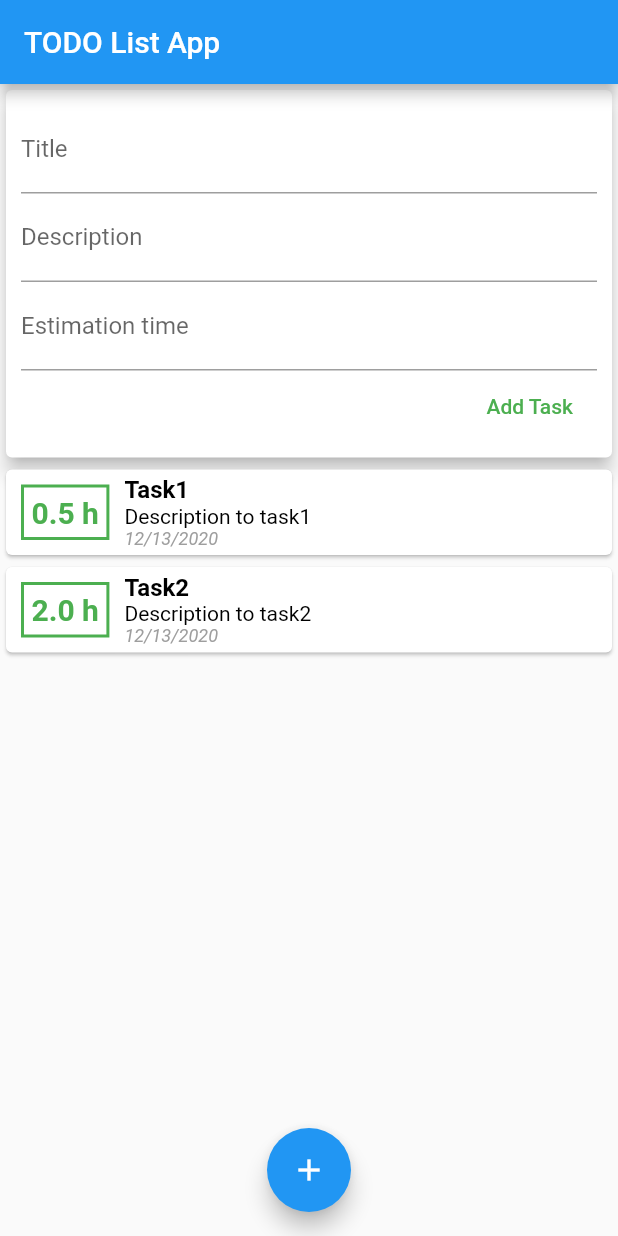
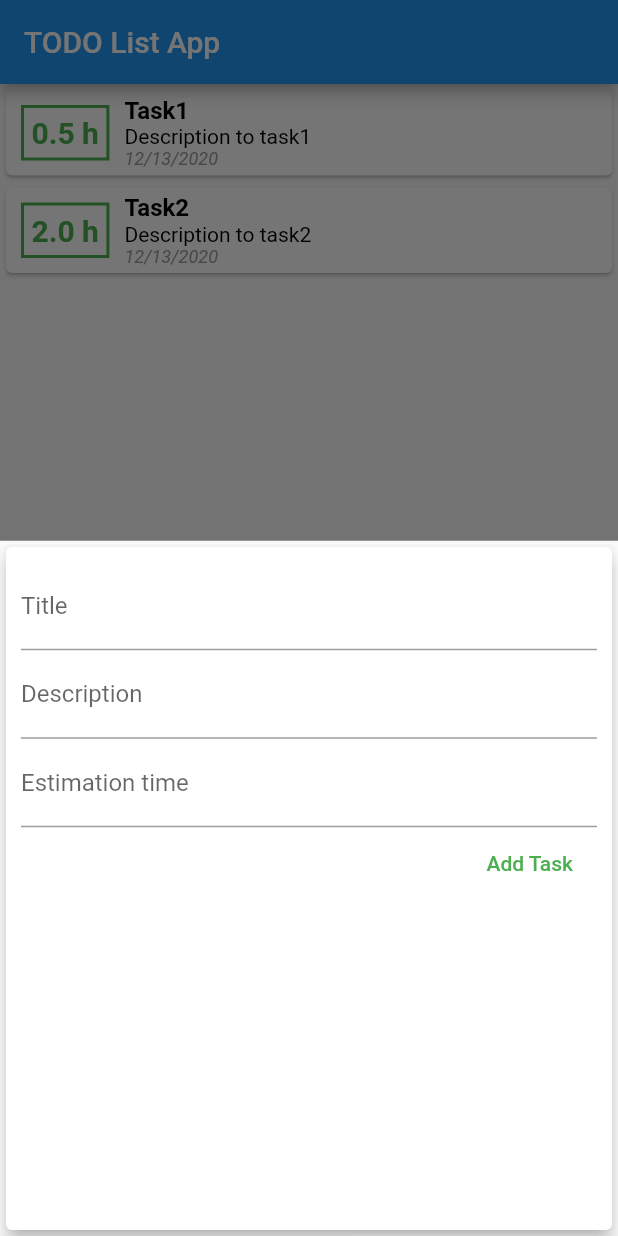
Before and after one commit to norberthanysz/flutterToDoApp, a Flutter app: the screen it shows after launch, after a tap on the "add" icon, on a phone screen of 412 x 824 dp. Run offline on Flutter 3.47's test engine with Material 2 defaults, Android fonts, the phone set to English and light mode, and no system bars.

Commit message:
0.2.0 ver

```diff
--- a/lib/main.dart
+++ b/lib/main.dart
@@ -1,6 +1,8 @@
 import 'package:flutter/material.dart';
 
-import './widgets/userTasks.dart';
+import './widgets/tasksList.dart';
+import './widgets/newTask.dart';
+import './models/task.dart';
 
 void main() {
   runApp(MyApp());
@@ -16,7 +18,51 @@ class MyApp extends StatelessWidget {
   }
 }
 
-class MyHomePage extends StatelessWidget {
+class MyHomePage extends StatefulWidget {
+  @override
+  _MyHomePageState createState() => _MyHomePageState();
+}
+
+class _MyHomePageState extends State<MyHomePage> {
+  final List<Task> _tasks = [
+    Task(
+      id: "1",
+      title: "Task1",
+      description: "Description to task1",
+      time: 0.5,
+      date: DateTime.now(),
+    ),
+    Task(
+      id: "2",
+      title: "Task2",
+      description: "Description to task2",
+      time: 2,
+      date: DateTime.now(),
+    ),
+  ];
+
+  void _addNewTask({String title, String description, double time}) {
+    final newTask = Task(
+      id: DateTime.now().toString(),
+      title: title,
+      description: description,
+      time: time,
+      date: DateTime.now(),
+    );
+
+    setState(() {
+      _tasks.add(newTask);
+    });
+  }
+
+  _startAddNewTask(BuildContext context) {
+    showModalBottomSheet(
+        context: context,
+        builder: (_) {
+          return NewTask(_addNewTask);
+        });
+  }
+
   @override
   Widget build(BuildContext context) {
     return Scaffold(
@@ -25,13 +71,13 @@ class MyHomePage extends StatelessWidget {
       ),
       body: Column(
         children: <Widget>[
-          UserTasks(),
+          TasksList(_tasks),
         ],
       ),
       floatingActionButtonLocation: FloatingActionButtonLocation.centerFloat,
       floatingActionButton: FloatingActionButton(
         child: Icon(Icons.add),
-        onPressed: () {},
+        onPressed: () => _startAddNewTask(context),
       ),
     );
   }
--- a/lib/widgets/newTask.dart
+++ b/lib/widgets/newTask.dart
@@ -1,13 +1,20 @@
 import 'package:flutter/material.dart';
 
-class NewTask extends StatelessWidget {
-  final titleController = TextEditingController();
-  final descriptionController = TextEditingController();
-  final timeController = TextEditingController();
-
+class NewTask extends StatefulWidget {
   final Function addNewTask;
 
   NewTask(this.addNewTask);
+
+  @override
+  _NewTaskState createState() => _NewTaskState();
+}
+
+class _NewTaskState extends State<NewTask> {
+  final titleController = TextEditingController();
+
+  final descriptionController = TextEditingController();
+
+  final timeController = TextEditingController();
 
   void submitData() {
     if (titleController.text.isEmpty ||
@@ -16,11 +23,13 @@ class NewTask extends StatelessWidget {
       return;
     }
 
-    addNewTask(
+    widget.addNewTask(
       title: titleController.text,
       description: descriptionController.text,
       time: double.parse(timeController.text),
     );
+
+    Navigator.of(context).pop();
   }
 
   @override
--- a/lib/widgets/userTasks.dart
+++ /dev/null
@@ -1,53 +0,0 @@
-import 'package:flutter/material.dart';
-
-import './newTask.dart';
-import './tasksList.dart';
-import '../models/task.dart';
-
-class UserTasks extends StatefulWidget {
-  @override
-  _State createState() => _State();
-}
-
-class _State extends State<UserTasks> {
-  final List<Task> _tasks = [
-    Task(
-      id: "1",
-      title: "Task1",
-      description: "Description to task1",
-      time: 0.5,
-      date: DateTime.now(),
-    ),
-    Task(
-      id: "2",
-      title: "Task2",
-      description: "Description to task2",
-      time: 2,
-      date: DateTime.now(),
-    ),
-  ];
-
-  void _addNewTask({String title, String description, double time}) {
-    final newTask = Task(
-      id: DateTime.now().toString(),
-      title: title,
-      description: description,
-      time: time,
-      date: DateTime.now(),
-    );
-
-    setState(() {
-      _tasks.add(newTask);
-    });
-  }
-
-  @override
-  Widget build(BuildContext context) {
-    return Column(
-      children: <Widget>[
-        NewTask(_addNewTask),
-        TasksList(_tasks),
-      ],
-    );
-  }
-}
```
